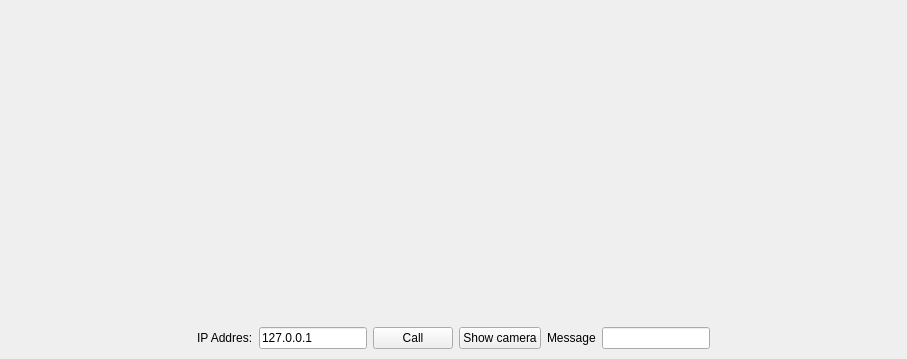
This is Lab2/mainwindow.ui in fredriklind/M7017E-Lab2 as Qt 5 draws it before an edit. The edited form follows.
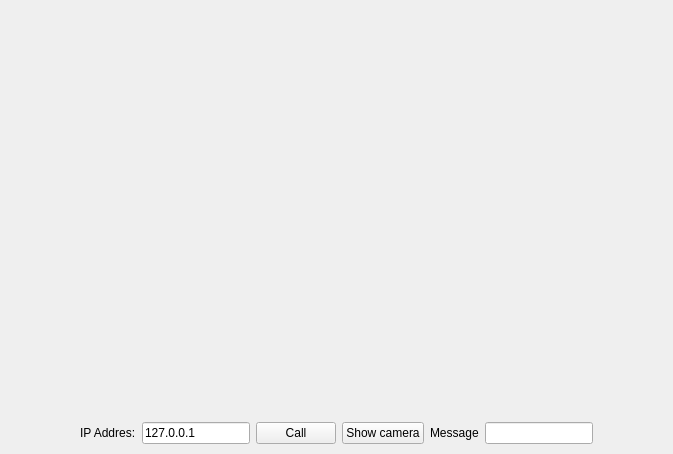
This is the edited form.

Patch:
```diff
--- a/Lab2/mainwindow.ui
+++ b/Lab2/mainwindow.ui
@@ -6,8 +6,8 @@
    <rect>
     <x>0</x>
     <y>0</y>
-    <width>907</width>
-    <height>359</height>
+    <width>673</width>
+    <height>454</height>
    </rect>
   </property>
   <property name="sizePolicy">
```
Left out of the diff: 2 changed lines with no effect on the pictures.
